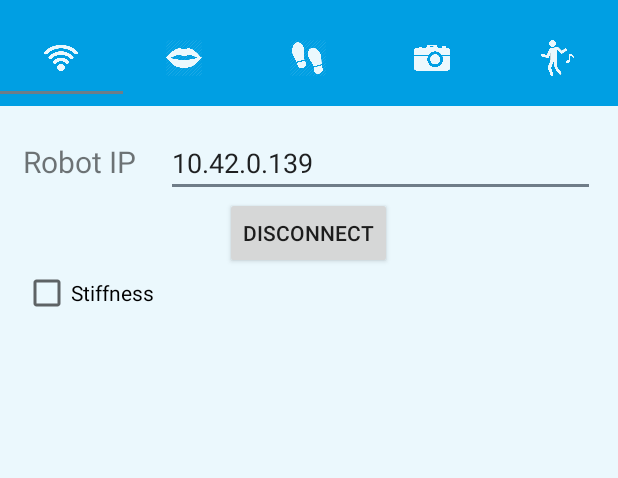
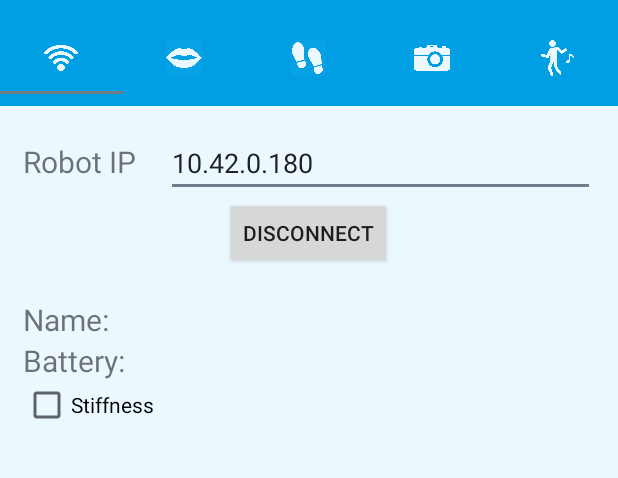
Before and after one commit to Caiit/NAO_Pilot, an Android app: the screen it shows after launch (MainActivity), on a phone screen of 412 x 824 dp, the part 62-540 px from its top. Run offline under Robolectric (Android 15) with nearby library versions, the phone set to English and light mode, and no system bars.

Commit message:
Added status of robot and fixed some minor bugs with sending files

```diff
--- a/NAO_Pilot/app/src/main/java/nl/mprog/nao_pilot/MainActivity.java
+++ b/NAO_Pilot/app/src/main/java/nl/mprog/nao_pilot/MainActivity.java
@@ -130,6 +130,10 @@ public class MainActivity extends AppCompatActivity implements TabLayout.OnTabSe
 
     private void setInfo(String name, int battery, boolean stiffness) {
         TextView nameTV = (TextView) findViewById(R.id.nameText);
+        if (nameTV == null) {
+            // fragment is not loaded yet
+            return;
+        }
         nameTV.setText("Name: " + name);
         TextView batteryTV = (TextView) findViewById(R.id.batteryText);
         batteryTV.setText("Battery: " + battery);
--- a/NAO_Pilot/app/src/main/java/nl/mprog/nao_pilot/MovesFragment.java
+++ b/NAO_Pilot/app/src/main/java/nl/mprog/nao_pilot/MovesFragment.java
@@ -98,6 +98,7 @@ public class MovesFragment extends Fragment implements View.OnClickListener {
                     is.close();
                     // Convert the buffer into a string.
                     String file = new String(byteFile);
+                    Log.d(file, "onClick: file");
                     json.put("file", file);
                 }
                 networkThread.sendMessage(json);
--- a/NAO_Pilot/app/src/main/res/layout/fragment_connect.xml
+++ b/NAO_Pilot/app/src/main/res/layout/fragment_connect.xml
@@ -8,6 +8,7 @@
         android:layout_width="match_parent"
         android:layout_height="wrap_content"
         android:orientation="horizontal">
+
     <TextView
         android:layout_weight="0.1"
         android:layout_width="wrap_content"
@@ -16,7 +17,7 @@
         android:textSize="20sp"/>
 
     <EditText
-        android:text="10.42.0.139"
+        android:text="10.42.0.180"
         android:layout_weight="0.9"
         android:layout_width="wrap_content"
         android:layout_height="wrap_content"
@@ -26,11 +27,28 @@
     </LinearLayout>
 
     <Button
+        android:text="Connect"
         android:layout_width="wrap_content"
         android:layout_height="wrap_content"
         android:layout_gravity="center"
         android:id="@+id/connectButton"
         android:onClick="connectRobot"/>
+
+
+    <TextView
+        android:layout_marginTop="20sp"
+        android:text="Name: "
+        android:layout_width="wrap_content"
+        android:layout_height="wrap_content"
+        android:textSize="20sp"
+        android:id="@+id/nameText"/>
+
+    <TextView
+        android:text="Battery: "
+        android:layout_width="wrap_content"
+        android:layout_height="wrap_content"
+        android:textSize="20sp"
+        android:id="@+id/batteryText"/>
 
     <CheckBox
         android:text="Stiffness"
```
Also changed, not shown: NAO_Pilot/app/src/main/java/nl/mprog/nao_pilot/NetworkThread.java (+1 -11 lines), 1 other file.
